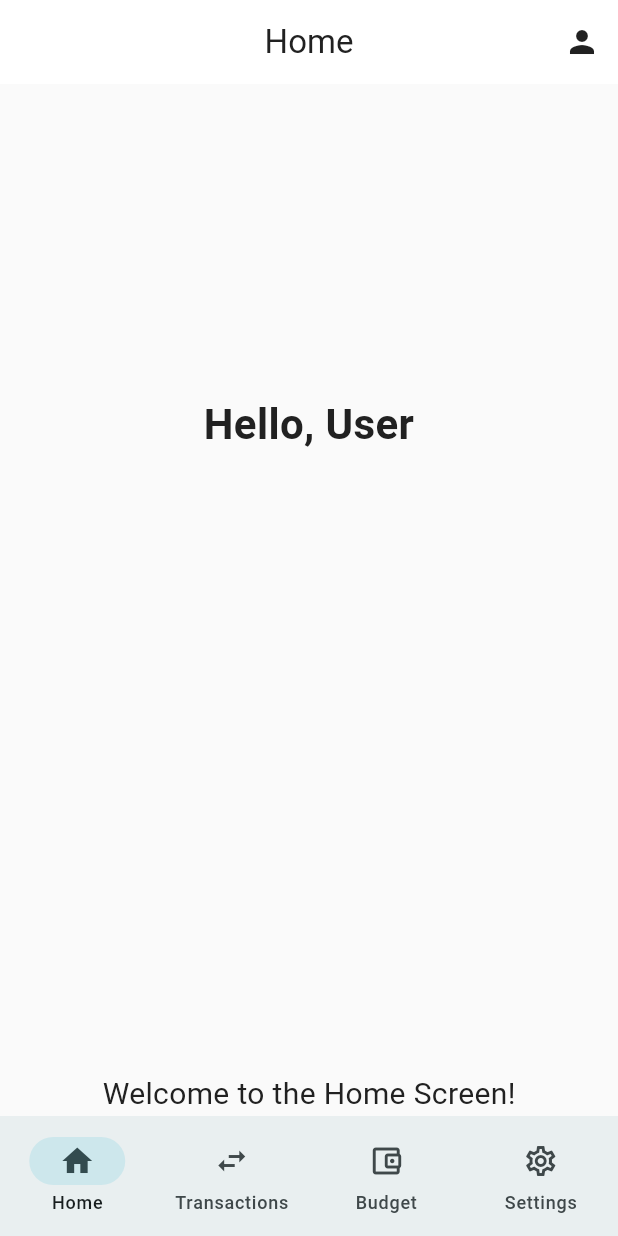
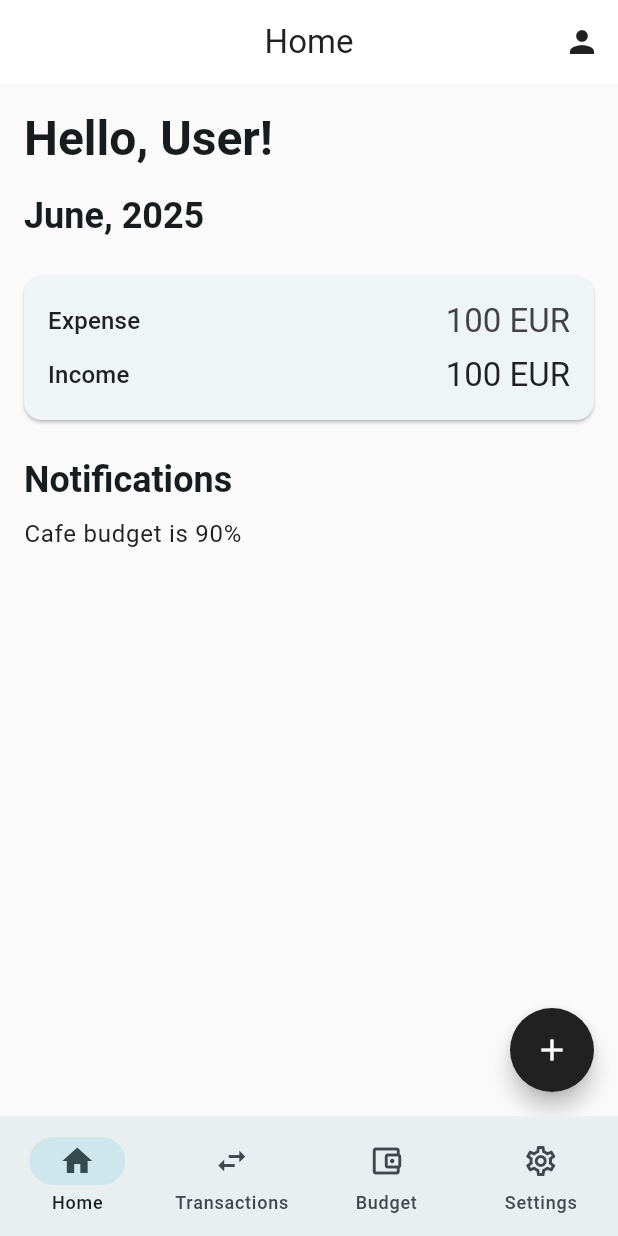
Before and after one commit to savak1990/ahorro-ui, a Flutter app: the screen it shows after launch, on a phone screen of 412 x 824 dp. Run offline on Flutter 3.47's test engine with Material 3 defaults, Android fonts, the phone set to English and light mode, and no system bars; missing offline and left inert: amplify_auth_cognito, amplify_authenticator, amplify_flutter.

Commit message:
Update home_screen.dart
adding more components to the home screen

```diff
--- a/lib/src/screens/home_screen.dart
+++ b/lib/src/screens/home_screen.dart
@@ -1,9 +1,22 @@
 import 'package:flutter/material.dart';
 import 'package:amplify_flutter/amplify_flutter.dart';
-import '../constants/app_strings.dart';
+import 'package:amplify_authenticator/amplify_authenticator.dart';
+import 'package:intl/intl.dart';
+import 'dart:async';
 
-class HomeScreen extends StatelessWidget {
+import '../constants/app_colors.dart';
+
+class HomeScreen extends StatefulWidget {
   const HomeScreen({super.key});
+
+  @override
+  _HomeScreenState createState() => _HomeScreenState();
+}
+
+class _HomeScreenState extends State<HomeScreen> {
+  Timer? _tooltipTimer;
+  bool _showTooltip = false;
+  late Future<String> _userNameFuture;
 
   Future<String> _fetchUserName() async {
     try {
@@ -22,10 +35,47 @@ class HomeScreen extends StatelessWidget {
   }
 
   @override
+  void initState() {
+    super.initState();
+    _userNameFuture = _fetchUserName();
+  }
+
+  @override
+  void dispose() {
+    _tooltipTimer?.cancel();
+    super.dispose();
+  }
+
+  void _startTooltipTimer() {
+    _tooltipTimer?.cancel();
+    _tooltipTimer = Timer(const Duration(seconds: 4), () {
+      if (mounted) {
+        setState(() {
+          _showTooltip = true;
+          print('Tooltip should be visible now: $_showTooltip');
+        });
+      }
+    });
+  }
+
+  void _resetTooltipTimer() {
+    if (_showTooltip) {
+      setState(() {
+        _showTooltip = false;
+      });
+    }
+    _startTooltipTimer();
+  }
+
+  @override
   Widget build(BuildContext context) {
+    final theme = Theme.of(context);
+    final currentDate = DateTime.now();
+    final monthYear = DateFormat('MMMM, yyyy').format(currentDate);
+
     return Scaffold(
       appBar: AppBar(
-        title: const Text(AppStrings.homeTitle),
+        title: const Text('Home'),
         actions: [
           IconButton(
             icon: const Icon(Icons.person),
@@ -35,30 +85,129 @@ class HomeScreen extends StatelessWidget {
           ),
         ],
       ),
-      body: Column(
-        children: [
-          const Spacer(flex: 1),
-          FutureBuilder<String>(
-            future: _fetchUserName(),
-            builder: (context, snapshot) {
-              final name = snapshot.data ?? 'User';
-              return Text(
-                'Hello, $name',
-                style:
-                    const TextStyle(fontSize: 28, fontWeight: FontWeight.bold),
-                textAlign: TextAlign.center,
+      body: StreamBuilder<AuthUser?>(
+        stream: Amplify.Auth.getCurrentUser().asStream(),
+        builder: (context, snapshot) {
+          if (snapshot.connectionState == ConnectionState.waiting) {
+            return const Center(child: CircularProgressIndicator());
+          }
+
+          if (snapshot.hasError) {
+            return Center(
+              child: Text(
+                'Error: ${snapshot.error}',
+                style: TextStyle(color: theme.colorScheme.error),
+              ),
+            );
+          }
+
+          final user = snapshot.data;
+          if (user == null) {
+            return const Center(child: Text('Not signed in'));
+          }
+
+          return FutureBuilder<String>(
+            future: _userNameFuture,
+            builder: (context, nameSnapshot) {
+              String displayUserName;
+              if (nameSnapshot.connectionState == ConnectionState.waiting) {
+                displayUserName = 'User';
+              } else if (nameSnapshot.hasData && nameSnapshot.data!.isNotEmpty) {
+                displayUserName = nameSnapshot.data!;
+              } else {
+                displayUserName = user.username;
+              }
+
+              return Padding(
+                padding: const EdgeInsets.all(16.0),
+                child: Column(
+                  crossAxisAlignment: CrossAxisAlignment.start,
+                  children: [
+                    Text(
+                      'Hello, $displayUserName!',
+                      style: theme.textTheme.headlineLarge?.copyWith(
+                        fontWeight: FontWeight.bold,
+                      ),
+                    ),
+                    const SizedBox(height: 16),
+                    Text(
+                      monthYear,
+                      style: theme.textTheme.headlineSmall?.copyWith(
+                        fontWeight: FontWeight.bold,
+                      ),
+                    ),
+                    const SizedBox(height: 24),
+                    Card(
+                      margin: EdgeInsets.zero,
+                      child: Padding(
+                        padding: const EdgeInsets.all(16.0),
+                        child: Column(
+                          crossAxisAlignment: CrossAxisAlignment.start,
+                          children: [
+                            Row(
+                              mainAxisAlignment: MainAxisAlignment.spaceBetween,
+                              children: [
+                                Text(
+                                  'Expense',
+                                  style: theme.textTheme.titleMedium,
+                                ),
+                                Text(
+                                  '100 EUR',
+                                  style: theme.textTheme.titleLarge?.copyWith(
+                                    color: theme.colorScheme.error,
+                                  ),
+                                ),
+                              ],
+                            ),
+                            const SizedBox(height: 8),
+                            Row(
+                              mainAxisAlignment: MainAxisAlignment.spaceBetween,
+                              children: [
+                                Text(
+                                  'Income',
+                                  style: theme.textTheme.titleMedium,
+                                ),
+                                Text(
+                                  '100 EUR',
+                                  style: theme.textTheme.titleLarge?.copyWith(
+                                    color: theme.colorScheme.primary,
+                                  ),
+                                ),
+                              ],
+                            ),
+                          ],
+                        ),
+                      ),
+                    ),
+                    const SizedBox(height: 24),
+                    Text(
+                      'Notifications',
+                      style: theme.textTheme.headlineSmall?.copyWith(
+                        fontWeight: FontWeight.bold,
+                      ),
+                    ),
+                    const SizedBox(height: 8),
+                    Text(
+                      'Cafe budget is 90%',
+                      style: theme.textTheme.bodyLarge,
+                    ),
+                  ],
+                ),
               );
             },
-          ),
-          const Spacer(flex: 2),
-          const Center(
-            child: Text(
-              'Welcome to the Home Screen!',
-              style: TextStyle(fontSize: 20),
-            ),
-          ),
-        ],
+          );
+        },
       ),
+      floatingActionButton: FloatingActionButton(
+        onPressed: () {
+          // TODO: Implement add transaction
+        },
+        backgroundColor: AppColors.primary,
+        foregroundColor: AppColors.surface,
+        shape: const CircleBorder(),
+        child: const Icon(Icons.add),
+      ),
+      floatingActionButtonLocation: FloatingActionButtonLocation.endFloat,
     );
   }
 }
```
